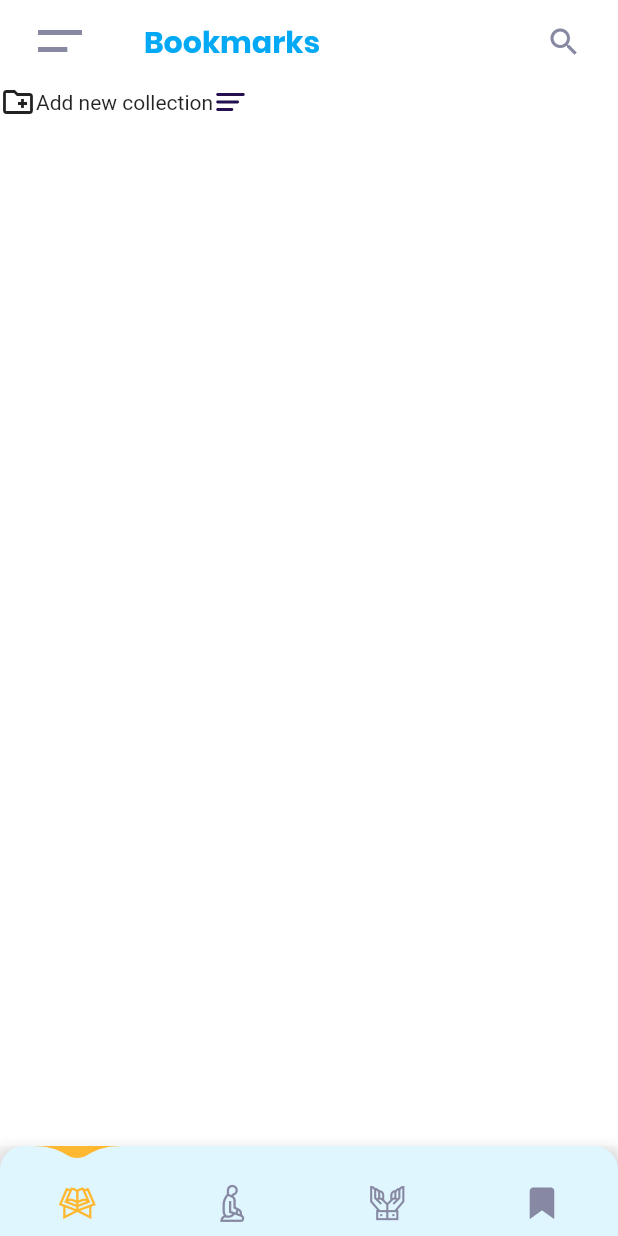
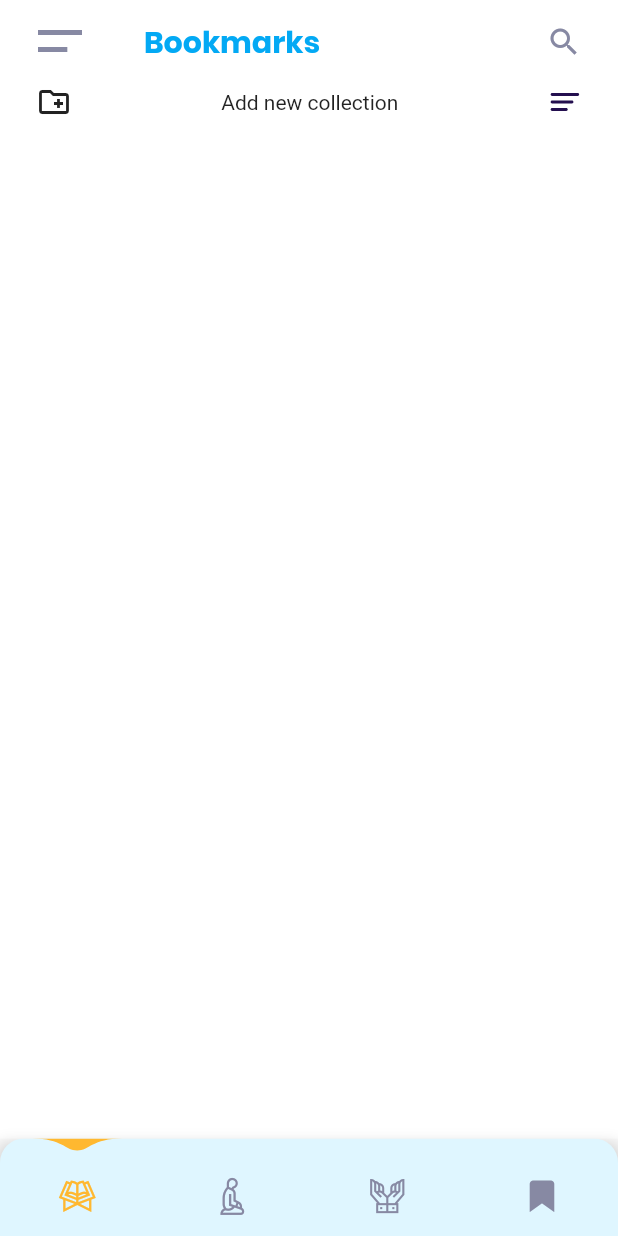
Before and after one commit to krisnachy/project_hadits, a Flutter app: the screen it shows after launch, swiped to page 4, on a phone screen of 412 x 824 dp. Run offline on Flutter 3.47's test engine with Material 2 defaults, Android fonts, the phone set to English and light mode, and no system bars; drawn by our look-alikes of water_drop_nav_bar; our stand-ins replace flutter_svg, lottie, simple_shadow; missing offline and left inert: dart:ffi.

Commit message:
update layout

```diff
--- a/lib/utils/navbar.dart
+++ b/lib/utils/navbar.dart
@@ -55,6 +55,7 @@ class _BottomNavigationState extends State<BottomNavigation> {
               inactiveIconColor: ColorHelper.greyColor,
               waterDropColor: ColorHelper.mainYellow,
               backgroundColor: navBarColor,
+              bottomPadding: 5,
               barItems: <BarItem>[
                 BarItem(
                   filledIcon: HadistNavbar.ic_home,
--- a/lib/view/pages/bookmarks/bookmarks.dart
+++ b/lib/view/pages/bookmarks/bookmarks.dart
@@ -40,17 +40,23 @@ class _BookmarksState extends State<Bookmarks> {
         ],
       ),
       backgroundColor: Colors.white,
-      body: Column(
+      body: Padding(
+        padding: const EdgeInsets.only(left: 24.0, right: 24.0),
+        child: Column(
           children: [
             Row(
+              mainAxisAlignment: MainAxisAlignment.spaceBetween,
               children: [
                 Icon(Icons.create_new_folder_outlined),
                 Text("Add new collection"),
-              SvgPicture.asset("assets/ic_burger_triplet.svg")
+                Align(
+                    alignment: Alignment.topRight,
+                    child: SvgPicture.asset("assets/ic_burger_triplet.svg"))
               ],
             )
           ],
         ),
+      ),
     );
   }
 }
```
Lines whose indentation alone changed are shown as unchanged.
